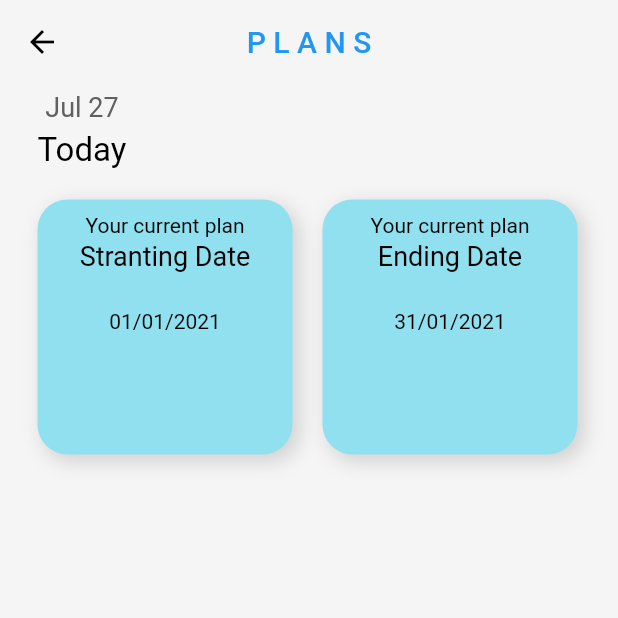
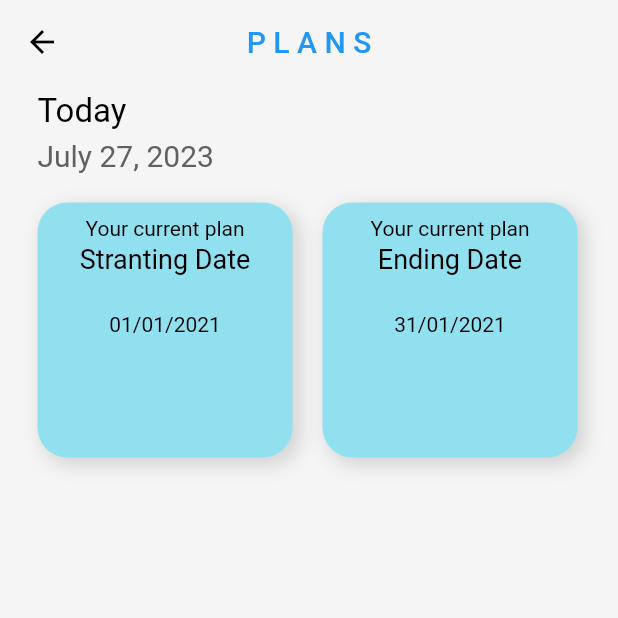
Before and after one commit to CodMave/BudgetApp, a Flutter app: the Goals screen opened directly, on a phone screen of 412 x 824 dp, the top half of it. Run offline on Flutter 3.47's test engine with Material 2 defaults, Android fonts, the phone set to English and light mode, and no system bars; our stand-ins replace badges, cloud_firestore, firebase_auth, firebase_core, firebase_messaging, flutter_local_notifications and 8 more; accounts and stored records are empty.

Commit message:
goals page

```diff
--- a/lib/pages/goals.dart
+++ b/lib/pages/goals.dart
@@ -47,13 +47,15 @@ class _GoalsState extends State<Goals> {
                 children: [
                   // Date
                   Column(
+                    crossAxisAlignment: CrossAxisAlignment.start,
                     children: [
                       // date
-                      Text(
-                        DateFormat.MMMd().format(DateTime.now()),
+
+                      const Text(
+                        'Today',
                         style: TextStyle(
-                          color: Colors.grey[700],
-                          fontSize: 18,
+                          color: Colors.black,
+                          fontSize: 22,
                           //fontWeight: FontWeight.bold,
                         ),
                       ),
@@ -62,11 +64,11 @@ class _GoalsState extends State<Goals> {
 
                       // Today text
 
-                      const Text(
-                        'Today',
+                      Text(
+                        DateFormat.yMMMMd().format(DateTime.now()),
                         style: TextStyle(
-                          color: Colors.black,
-                          fontSize: 22,
+                          color: Colors.grey[700],
+                          fontSize: 20,
                           //fontWeight: FontWeight.bold,
                         ),
                       ),
```
